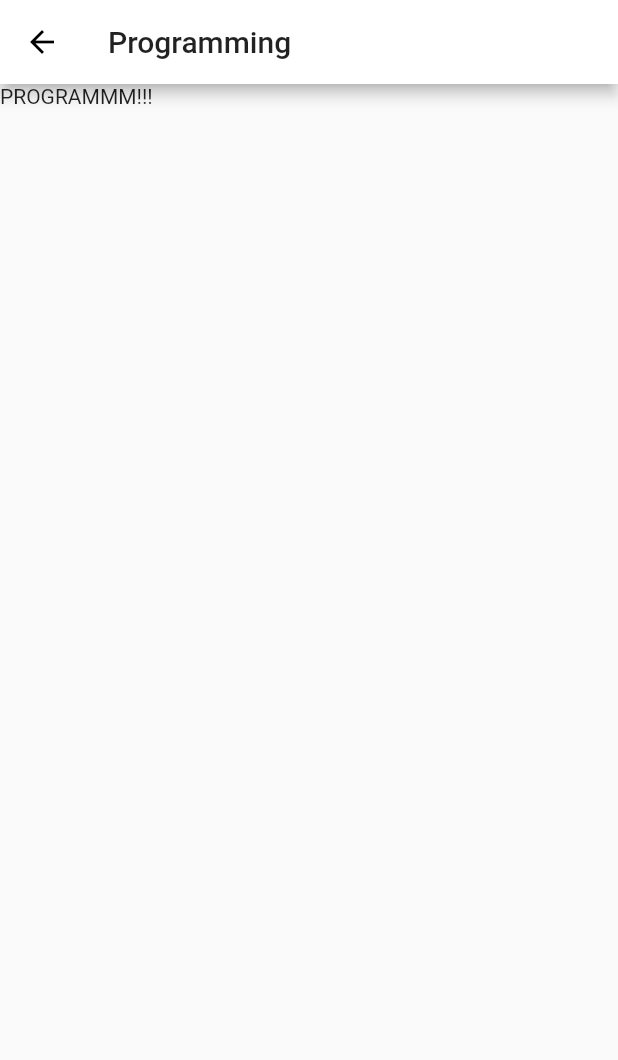
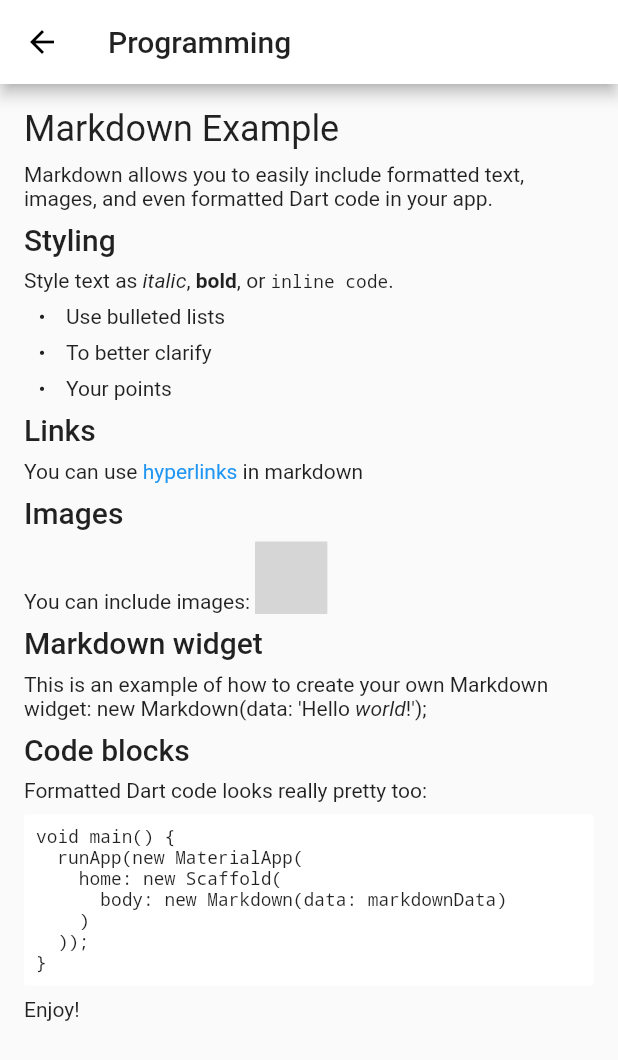
Before and after one commit to H0neyCake/365-hours, a Flutter app: the screen it shows after launch, after a tap on the "favorite outline" icon, after a tap on "Programming", on a phone screen of 412 x 824 dp. Shown: the top 1060 px of the screen. Run offline on Flutter 3.47's test engine with Material 2 defaults, Android fonts, the phone set to English and light mode, and no system bars; our stand-ins replace flutter_markdown; grey boxes are pictures that could not be loaded.

Commit message:
Added markdown and empty list placeholder

````diff
--- a/lib/HoursList.dart
+++ b/lib/HoursList.dart
@@ -27,15 +27,20 @@ class _HoursListState extends State<HoursList> {
       body: _selectedIndex == 0
           ? Container(child: ListView(children: _buildList(context)))
           : (_selectedIndex == 1
-          ? Container(child: ListView(children: _pushFavorites(context)))
-          : Text('Settings')),
+              ? (favoriteData.isNotEmpty
+                  ? Container(
+                      child: ListView(children: _pushFavorites(context)))
+                  : Center(
+                      child: Text('Favorits is empty!\nSorry :(',
+                      textAlign: TextAlign.center,
+                          style: TextStyle(fontSize: 18.0, color: Colors.grey)),
+                    ))
+              : Text('Settings')),
       bottomNavigationBar: BottomNavigationBar(
         items: const <BottomNavigationBarItem>[
           BottomNavigationBarItem(icon: Icon(Icons.list), title: Text('List')),
-          BottomNavigationBarItem(
-              icon: Icon(Icons.favorite), title: Text('Favorite')),
-          BottomNavigationBarItem(
-              icon: Icon(Icons.settings), title: Text('Settings')),
+          BottomNavigationBarItem(icon: Icon(Icons.favorite), title: Text('Favorite')),
+          BottomNavigationBarItem(icon: Icon(Icons.settings), title: Text('Settings')),
         ],
         currentIndex: _selectedIndex,
         selectedItemColor: Colors.black,
@@ -57,23 +62,9 @@ class _HoursListState extends State<HoursList> {
                     if (f.favorite) {
                       favoriteData.remove(f);
                       f.favorite = false;
-
-                      // Результат favoriteData
-                      print('-----------');
-                      favoriteData.forEach((element) => print(element.name));
-                      favoriteData
-                          .forEach((element) => print(element.catergory));
-                      print('-----------');
                     } else {
                       favoriteData.add(f);
                       f.favorite = true;
-
-                      // Результат favoriteData
-                      print('-----------');
-                      favoriteData.forEach((element) => print(element.name));
-                      favoriteData
-                          .forEach((element) => print(element.catergory));
-                      print('-----------');
                     }
                   });
                 },
@@ -96,6 +87,20 @@ class _HoursListState extends State<HoursList> {
               subtitle: Text('Category: ${f.catergory}'),
               leading: Icon(f.iconData),
               onTap: () => Navigator.of(context).pushNamed(f.rt),
+              trailing: GestureDetector(
+                onTap: () {
+                  setState(() {
+                    favoriteData.remove(f);
+                    f.favorite = false;
+                  });
+                },
+                child: Container(
+                  child: Icon(
+                    Icons.close,
+                    color: Colors.red,
+                  ),
+                ),
+              ),
             ))
         .toList();
   }
--- a/lib/routes/Programming.dart
+++ b/lib/routes/Programming.dart
@@ -1,13 +1,62 @@
 import 'package:flutter/material.dart';
+import 'package:flutter_markdown/flutter_markdown.dart';
+import 'package:url_launcher/url_launcher.dart';
+
+const String _markdownData = '''
+# Markdown Example
+Markdown allows you to easily include formatted text, images, and even formatted
+ Dart code in your app.
+## Styling
+Style text as _italic_, __bold__, or `inline code`.
+- Use bulleted lists
+- To better clarify
+- Your points
+## Links
+You can use [hyperlinks](https://flutter.dev) in markdown
+## Images
+You can include images:
+![Flutter logo](https://upload.wikimedia.org/wikipedia/commons/1/17/Google-flutter-logo.png)
+## Markdown widget
+This is an example of how to create your own Markdown widget:
+    new Markdown(data: 'Hello _world_!');
+## Code blocks
+Formatted Dart code looks really pretty too:
+```
+void main() {
+  runApp(new MaterialApp(
+    home: new Scaffold(
+      body: new Markdown(data: markdownData)
+    )
+  ));
+}
+```
+Enjoy!
+''';
 
 class Programming extends StatelessWidget{
   @override
   Widget build(BuildContext context) {
+    void _onTapLink(href) async {
+      if (await canLaunch(href)) {
+        launch(href);
+      } else {
+        Scaffold.of(context).showSnackBar(
+          SnackBar(
+            content: Text('Wrong address: $href'),
+          ),
+        );
+      }
+    }
+
     return Scaffold(
       appBar: AppBar(
         title: Text('Programming'),
       ),
-      body: Text('PROGRAMMM!!!'),
-    );
+      body: Scrollbar(
+      child: Markdown(
+        data: _markdownData,
+        onTapLink: _onTapLink,
+      ),
+    ));
   }
 }
--- a/lib/routes/bike.dart
+++ b/lib/routes/bike.dart
@@ -1,13 +1,62 @@
 import 'package:flutter/material.dart';
+import 'package:flutter_markdown/flutter_markdown.dart';
+import 'package:url_launcher/url_launcher.dart';
+
+const String _markdownData = '''
+# Markdown Example
+Markdown allows you to easily include formatted text, images, and even formatted
+ Dart code in your app.
+## Styling
+Style text as _italic_, __bold__, or `inline code`.
+- Use bulleted lists
+- To better clarify
+- Your points
+## Links
+You can use [hyperlinks](https://flutter.dev) in markdown
+## Images
+You can include images:
+![Flutter logo](https://upload.wikimedia.org/wikipedia/commons/1/17/Google-flutter-logo.png)
+## Markdown widget
+This is an example of how to create your own Markdown widget:
+    new Markdown(data: 'Hello _world_!');
+## Code blocks
+Formatted Dart code looks really pretty too:
+```
+void main() {
+  runApp(new MaterialApp(
+    home: new Scaffold(
+      body: new Markdown(data: markdownData)
+    )
+  ));
+}
+```
+Enjoy!
+''';
 
 class Bike extends StatelessWidget{
   @override
   Widget build(BuildContext context) {
+    void _onTapLink(href) async {
+      if (await canLaunch(href)) {
+        launch(href);
+      } else {
+        Scaffold.of(context).showSnackBar(
+          SnackBar(
+            content: Text('Wrong address: $href'),
+          ),
+        );
+      }
+    }
+
     return Scaffold(
       appBar: AppBar(
         title: Text('Bike'),
       ),
-      body: Text('Holla! Biiike!'),
-    );
+      body: Scrollbar(
+      child: Markdown(
+        data: _markdownData,
+        onTapLink: _onTapLink,
+      ),
+    ));
   }
 }
--- a/lib/routes/run.dart
+++ b/lib/routes/run.dart
@@ -1,13 +1,62 @@
 import 'package:flutter/material.dart';
+import 'package:flutter_markdown/flutter_markdown.dart';
+import 'package:url_launcher/url_launcher.dart';
+
+const String _markdownData = '''
+# Markdown Example
+Markdown allows you to easily include formatted text, images, and even formatted
+ Dart code in your app.
+## Styling
+Style text as _italic_, __bold__, or `inline code`.
+- Use bulleted lists
+- To better clarify
+- Your points
+## Links
+You can use [hyperlinks](https://flutter.dev) in markdown
+## Images
+You can include images:
+![Flutter logo](https://upload.wikimedia.org/wikipedia/commons/1/17/Google-flutter-logo.png)
+## Markdown widget
+This is an example of how to create your own Markdown widget:
+    new Markdown(data: 'Hello _world_!');
+## Code blocks
+Formatted Dart code looks really pretty too:
+```
+void main() {
+  runApp(new MaterialApp(
+    home: new Scaffold(
+      body: new Markdown(data: markdownData)
+    )
+  ));
+}
+```
+Enjoy!
+''';
 
 class Run extends StatelessWidget{
   @override
   Widget build(BuildContext context) {
+    void _onTapLink(href) async {
+      if (await canLaunch(href)) {
+        launch(href);
+      } else {
+        Scaffold.of(context).showSnackBar(
+          SnackBar(
+            content: Text('Wrong address: $href'),
+          ),
+        );
+      }
+    }
+
     return Scaffold(
       appBar: AppBar(
         title: Text('Run'),
       ),
-      body: Text('dsdsdadas'),
-    );
+      body: Scrollbar(
+      child: Markdown(
+        data: _markdownData,
+        onTapLink: _onTapLink,
+      ),
+    ));
   }
 }
--- a/pubspec.yaml
+++ b/pubspec.yaml
@@ -23,6 +23,8 @@ dependencies:
   # The following adds the Cupertino Icons font to your application.
   # Use with the CupertinoIcons class for iOS style icons.
   cupertino_icons: ^0.1.2
+  url_launcher: ^5.2.7
+  flutter_markdown: ^0.2.0
 
 dev_dependencies:
   flutter_test:
````
Also changed, not shown: pubspec.lock, 50 other files.
